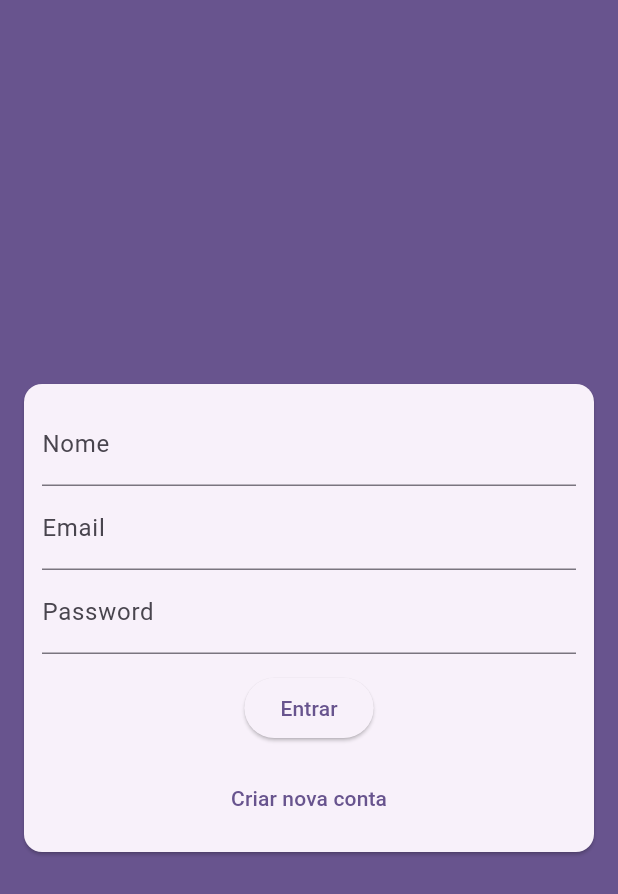
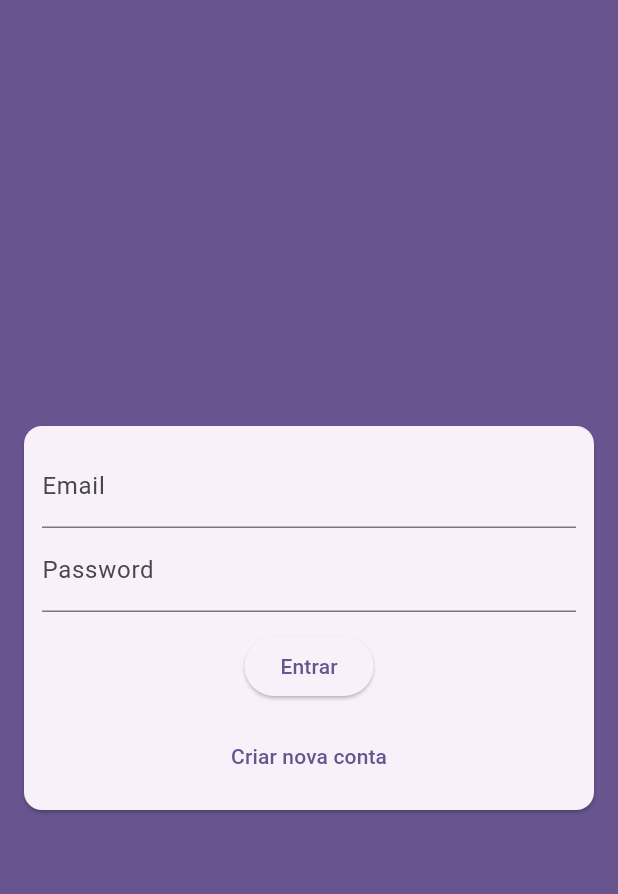
Before and after one commit to f3lipems/chat, a Flutter app: the screen it shows after launch, after a tap on "Entrar", on a phone screen of 412 x 824 dp. Shown: the top 894 px of the screen. Run offline on Flutter 3.47's test engine with Material 3 defaults, Android fonts, the phone set to English and light mode, and no system bars.

Commit message:
add form features

```diff
--- a/lib/components/auth_form.dart
+++ b/lib/components/auth_form.dart
@@ -1,7 +1,31 @@
+import 'package:chat/models/auth_form_data.dart';
 import 'package:flutter/material.dart';
 
-class AuthForm extends StatelessWidget {
+class AuthForm extends StatefulWidget {
   const AuthForm({super.key});
+
+  @override
+  State<AuthForm> createState() => _AuthFormState();
+}
+
+class _AuthFormState extends State<AuthForm> {
+  final _formKey = GlobalKey<FormState>();
+  final _formData = AuthFormData();
+
+  void _submit() {
+    if (_formKey.currentState!.validate()) {
+      // _formKey.currentState!.save();
+      // print(_formData.name);
+      // print(_formData.email);
+      // print(_formData.password);
+    }
+  }
+
+  void _changeAuthMode() {
+    setState(() {
+      _formData.toggleAuthMode();
+    });
+  }
 
   @override
   Widget build(BuildContext context) {
@@ -10,15 +34,33 @@ class AuthForm extends StatelessWidget {
       child: Padding(
         padding: const EdgeInsets.all(12),
         child: Form(
+          key: _formKey,
           child: Column(
             children: [
-              TextFormField(decoration: const InputDecoration(labelText: 'Nome')),
-              TextFormField(decoration: const InputDecoration(labelText: 'Email'), keyboardType: TextInputType.emailAddress),
-              TextFormField(decoration: const InputDecoration(labelText: 'Password'), obscureText: true),
+              if (_formData.isSignup)
+                TextFormField(
+                  key: ValueKey('name'),
+                  onChanged: (value) => _formData.name = value,
+                  initialValue: _formData.name,
+                  decoration:
+                  const InputDecoration(labelText: 'Nome'),
+                ),
+              TextFormField(
+                key: ValueKey('email'),
+                onChanged: (value) => _formData.email = value,
+                decoration: const InputDecoration(labelText: 'Email'),
+                keyboardType: TextInputType.emailAddress,
+              ),
+              TextFormField(
+                key: ValueKey('password'),
+                onChanged: (value) => _formData.password = value,
+                decoration: const InputDecoration(labelText: 'Password'),
+                obscureText: true,
+              ),
               const SizedBox(height: 12),
-              ElevatedButton(onPressed: () {}, child: const Text('Entrar')),
+              ElevatedButton(onPressed: _submit, child: Text(_formData.isLogin ? 'Entrar' : 'Cadastrar')),
               const SizedBox(height: 12),
-              TextButton(onPressed: () {}, child: const Text('Criar nova conta')),
+              TextButton(onPressed: _changeAuthMode, child: Text(_formData.isLogin ? 'Criar nova conta' : 'Fazer login')),
             ],
           ),
         ),
--- a/lib/models/auth_form_data.dart
+++ b/lib/models/auth_form_data.dart
@@ -1,4 +1,3 @@
-
 import 'dart:io';
 
 enum AuthMode { signup, login }
@@ -19,8 +18,6 @@ class AuthFormData {
   }
 
   void toggleAuthMode() {
-    if (authMode == AuthMode.login) {
-      authMode = isLogin ? AuthMode.signup : AuthMode.login;
-    }
+    authMode = isLogin ? AuthMode.signup : AuthMode.login;
   }
 }
```
